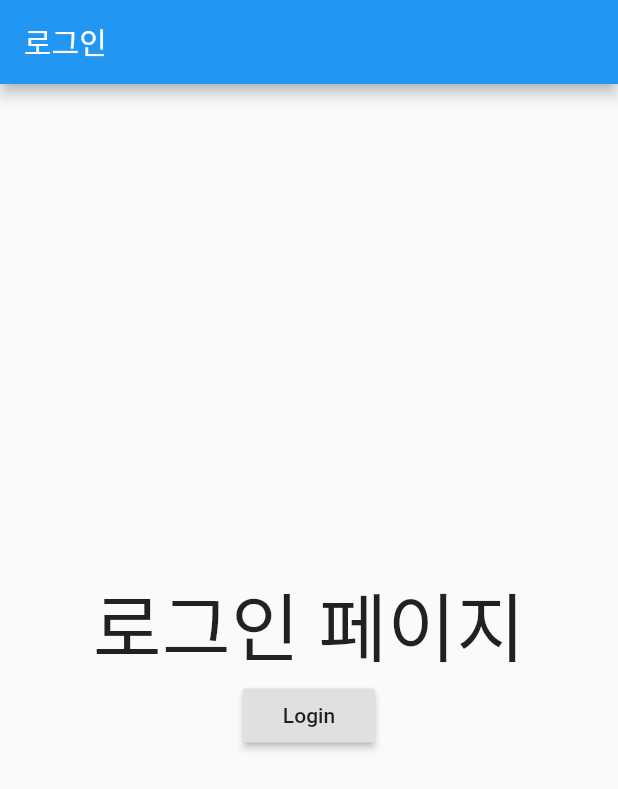
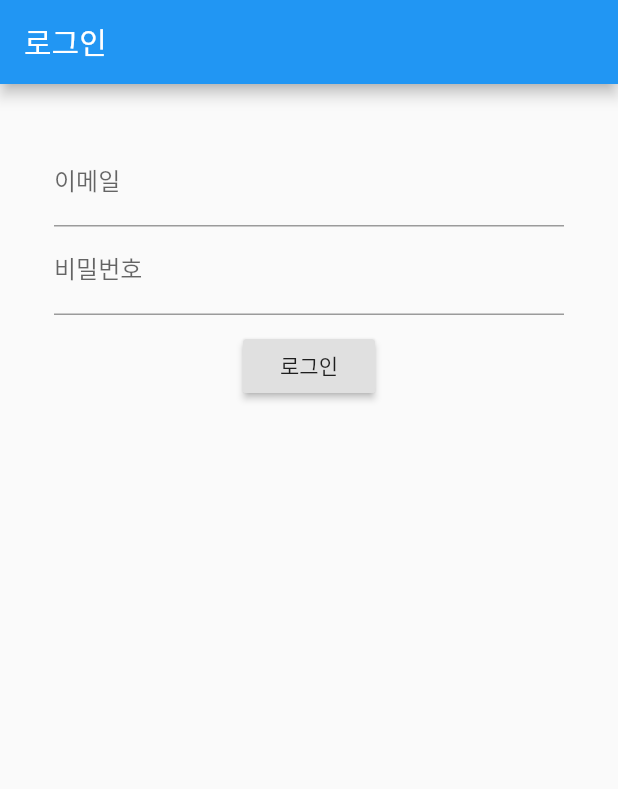
Before and after one commit to ChangJoo-Park/template_flutter_listing_app, a Flutter app: the screen it shows after launch, after a tap on "Go to Login", on a phone screen of 412 x 824 dp. Shown: the top 789 px of the screen. Run offline on Flutter 3.47's test engine with Material 2 defaults, Android fonts, the phone set to English and light mode, and no system bars.

Commit message:
Implement login_page

```diff
--- a/lib/widgets/pages/login_page.dart
+++ b/lib/widgets/pages/login_page.dart
@@ -1,29 +1,97 @@
 import 'package:flutter/material.dart';
 
-class LoginPage extends StatelessWidget {
+class LoginPage extends StatefulWidget {
+  @override
+  _LoginPageState createState() => _LoginPageState();
+}
+
+class _LoginPageState extends State<LoginPage> {
+  final GlobalKey<FormState> _formKey = GlobalKey<FormState>();
+  bool _validate = false;
+  String _email;
+  String _password;
+
   @override
   Widget build(BuildContext context) {
     return Scaffold(
       appBar: AppBar(
         title: Text('로그인'),
       ),
-      body: Center(
-        child: Column(
-          mainAxisSize: MainAxisSize.min,
-          children: <Widget>[
-            Text(
-              '로그인 페이지',
-              style: TextStyle(fontSize: 50),
+      body: SingleChildScrollView(
+        child: Center(
+          child: Container(
+            child: Padding(
+              padding: const EdgeInsets.all(36.0),
+              child: Form(
+                key: _formKey,
+                autovalidate: _validate,
+                child: loginFormWidget(),
+              ),
             ),
-            RaisedButton(
-              child: Text('Login'),
-              onPressed: () {
-                Navigator.pushReplacementNamed(context, '/');
-              },
-            ),
-          ],
+          ),
         ),
       ),
     );
   }
+
+  Widget loginFormWidget() {
+    final _passwordField = TextFormField(
+      decoration: const InputDecoration(labelText: '비밀번호'),
+      obscureText: true,
+      keyboardType: TextInputType.text,
+      validator: validatePassword,
+      onSaved: (String val) {
+        _password = val;
+      },
+    );
+
+    final _emailField = TextFormField(
+      decoration: const InputDecoration(labelText: '이메일'),
+      keyboardType: TextInputType.emailAddress,
+      validator: validateEmail,
+      onSaved: (String val) {
+        _email = val;
+      },
+    );
+
+    return Column(
+      children: <Widget>[
+        _emailField,
+        _passwordField,
+        SizedBox(height: 10.0),
+        RaisedButton(onPressed: _submit, child: Text('로그인'))
+      ],
+    );
+  }
+
+  _submit() {
+    if (_formKey.currentState.validate()) {
+      // No any error in validation
+      _formKey.currentState.save();
+      print("Name $_name");
+      print("Email $_email");
+    } else {
+      // validation error
+      setState(() {
+        _validate = true;
+      });
+    }
+  }
+
+  String validatePassword(String value) {
+    if (value.length < 6)
+      return 'Password must be more than 2 charater';
+    else
+      return null;
+  }
+
+  String validateEmail(String value) {
+    Pattern pattern =
+        r'^(([^<>()[\]\\.,;:\s@\"]+(\.[^<>()[\]\\.,;:\s@\"]+)*)|(\".+\"))@((\[[0-9]{1,3}\.[0-9]{1,3}\.[0-9]{1,3}\.[0-9]{1,3}\])|(([a-zA-Z\-0-9]+\.)+[a-zA-Z]{2,}))$';
+    RegExp regex = RegExp(pattern);
+    if (!regex.hasMatch(value))
+      return 'Enter Valid Email';
+    else
+      return null;
+  }
 }
```
